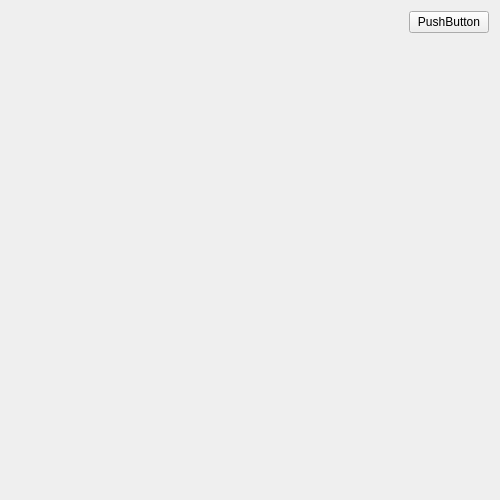
philipscode/Quiz-for-genetic-algorithm-task, file quiz.ui: the form before one commit.
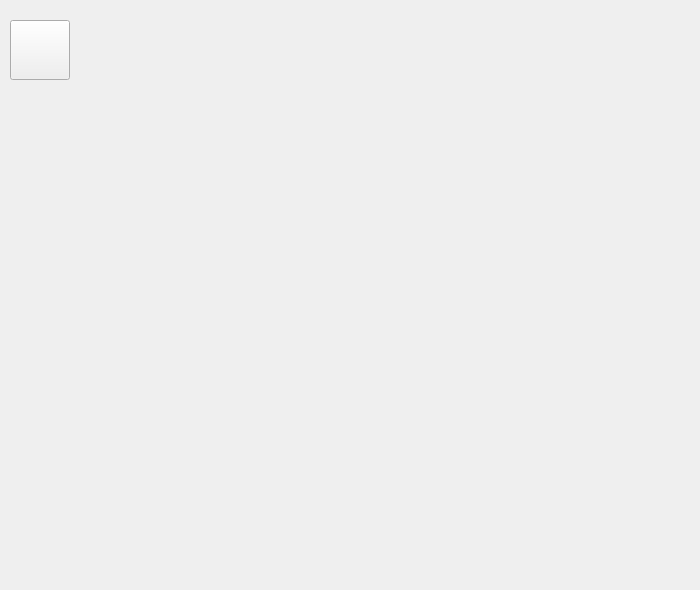
The form after the commit.

The edit to the form file:
```diff
--- a/quiz.ui
+++ b/quiz.ui
@@ -6,8 +6,8 @@
    <rect>
     <x>0</x>
     <y>0</y>
-    <width>500</width>
-    <height>500</height>
+    <width>700</width>
+    <height>590</height>
    </rect>
   </property>
   <property name="maximumSize">
@@ -19,54 +19,19 @@
   <property name="windowTitle">
    <string>Form</string>
   </property>
-  <layout class="QVBoxLayout" name="verticalLayout">
-   <item>
-    <layout class="QHBoxLayout" name="horizontalLayout">
-     <item>
-      <spacer name="horizontalSpacer">
-       <property name="orientation">
-        <enum>Qt::Horizontal</enum>
-       </property>
-       <property name="sizeHint" stdset="0">
-        <size>
-         <width>40</width>
-         <height>20</height>
-        </size>
-       </property>
-      </spacer>
-     </item>
-     <item>
-      <widget class="QPushButton" name="pushButton">
-       <property name="text">
-        <string>PushButton</string>
-       </property>
-      </widget>
-     </item>
-    </layout>
-   </item>
-   <item>
-    <widget class="QLabel" name="pictureLabel">
-     <property name="sizePolicy">
-      <sizepolicy hsizetype="Preferred" vsizetype="Expanding">
-       <horstretch>0</horstretch>
-       <verstretch>0</verstretch>
-      </sizepolicy>
-     </property>
-     <property name="maximumSize">
-      <size>
-       <width>699</width>
-       <height>699</height>
-      </size>
-     </property>
-     <property name="text">
-      <string/>
-     </property>
-     <property name="alignment">
-      <set>Qt::AlignCenter</set>
-     </property>
-    </widget>
-   </item>
-  </layout>
+  <widget class="QPushButton" name="pauseButton">
+   <property name="geometry">
+    <rect>
+     <x>10</x>
+     <y>20</y>
+     <width>60</width>
+     <height>60</height>
+    </rect>
+   </property>
+   <property name="text">
+    <string/>
+   </property>
+  </widget>
  </widget>
  <resources/>
  <connections/>
```
